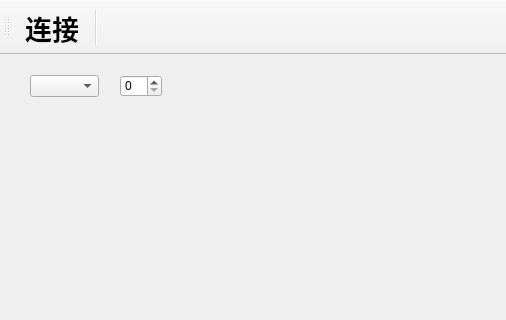
First picture: the form in mainwindow.ui, repository hefeng0826/ThreadFortuneServer, before the edit; both pictures show x 0 to 506 and y 0 to 320 of the 834 by 606 pixel window.
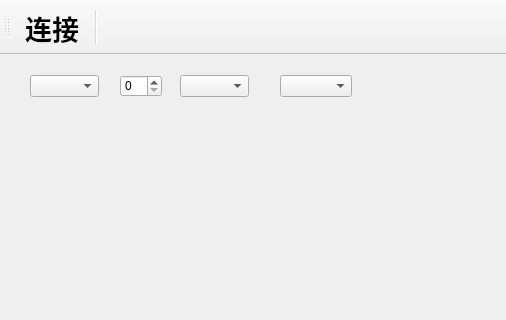
Second picture: the form after the edit. Icons and pictures are not drawn.

```diff
--- a/mainwindow.ui
+++ b/mainwindow.ui
@@ -37,6 +37,35 @@
      <bool>false</bool>
     </property>
    </widget>
+   <widget class="QComboBox" name="comboBoxRange">
+    <property name="geometry">
+     <rect>
+      <x>180</x>
+      <y>20</y>
+      <width>69</width>
+      <height>22</height>
+     </rect>
+    </property>
+   </widget>
+   <widget class="QComboBox" name="comboBoxClient">
+    <property name="geometry">
+     <rect>
+      <x>280</x>
+      <y>20</y>
+      <width>81</width>
+      <height>22</height>
+     </rect>
+    </property>
+    <property name="sizePolicy">
+     <sizepolicy hsizetype="Preferred" vsizetype="Fixed">
+      <horstretch>0</horstretch>
+      <verstretch>0</verstretch>
+     </sizepolicy>
+    </property>
+    <property name="sizeAdjustPolicy">
+     <enum>QComboBox::AdjustToContents</enum>
+    </property>
+   </widget>
   </widget>
   <widget class="QMenuBar" name="menubar">
    <property name="geometry">
```
